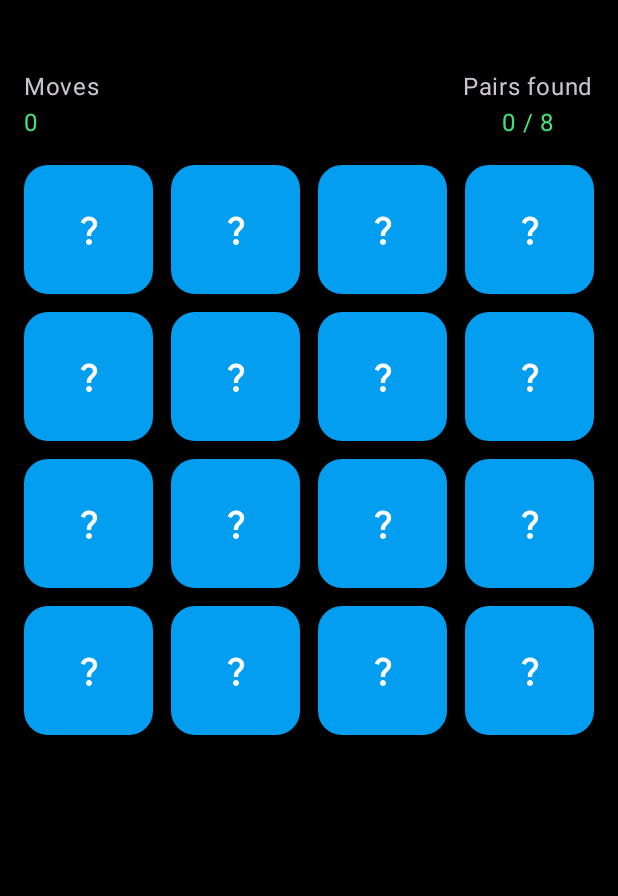
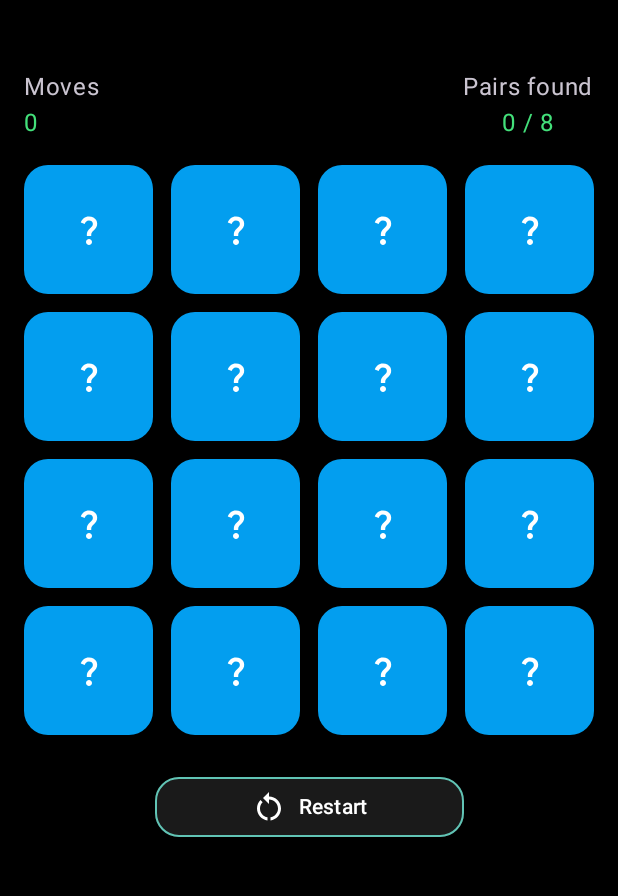
Before and after one commit to gblrodrigues/mavira-memory, an Android app built with Jetpack Compose: the GameScreen screen opened through its navigation route, on a phone screen of 412 x 824 dp, the part 69-965 px from its top. Run offline under Robolectric (Android 15) with nearby library versions, the light colour scheme and no system bars; our stand-ins replace Dagger/Hilt's generated code; libraries missing offline, so code that uses them is left out: androidx.hilt.lifecycle.

Commit message:
feat: add game restart (#2)

```diff
--- /dev/null
+++ b/app/src/main/java/me/gblrod/mavira/features/game/components/GameRestartButton.kt
@@ -0,0 +1,60 @@
+package me.gblrod.mavira.features.game.components
+
+import androidx.compose.foundation.BorderStroke
+import androidx.compose.foundation.layout.Row
+import androidx.compose.foundation.layout.Spacer
+import androidx.compose.foundation.layout.fillMaxWidth
+import androidx.compose.foundation.layout.width
+import androidx.compose.foundation.shape.RoundedCornerShape
+import androidx.compose.material.icons.Icons
+import androidx.compose.material.icons.filled.RestartAlt
+import androidx.compose.material3.Button
+import androidx.compose.material3.ButtonDefaults
+import androidx.compose.material3.Icon
+import androidx.compose.material3.MaterialTheme
+import androidx.compose.material3.Text
+import androidx.compose.runtime.Composable
+import androidx.compose.ui.Alignment
+import androidx.compose.ui.Modifier
+import androidx.compose.ui.graphics.Color
+import androidx.compose.ui.res.stringResource
+import androidx.compose.ui.unit.dp
+import me.gblrod.mavira.R
+import me.gblrod.mavira.ui.theme.ButtonContainerDialog
+
+@Composable
+fun GameRestartButton(
+    modifier: Modifier = Modifier,
+    onClick: () -> Unit,
+    enabled: Boolean
+) {
+    Button(
+        onClick = { onClick() },
+        enabled = enabled,
+        elevation = ButtonDefaults.elevatedButtonElevation(defaultElevation = 6.dp),
+        shape = RoundedCornerShape(16.dp),
+        colors = ButtonDefaults.buttonColors(containerColor = ButtonContainerDialog),
+        border = BorderStroke(
+            width = 1.dp,
+            color = if (enabled) Color.Transparent else ButtonContainerDialog
+        ),
+        modifier = modifier.fillMaxWidth(0.5f)
+    ) {
+        Row(
+            verticalAlignment = Alignment.CenterVertically
+        ) {
+            Icon(
+                imageVector = Icons.Default.RestartAlt,
+                contentDescription = null,
+                tint = MaterialTheme.colorScheme.onSurface
+            )
+
+            Spacer(modifier = Modifier.width(8.dp))
+
+            Text(
+                text = stringResource(id = R.string.button_restart_game),
+                color = MaterialTheme.colorScheme.onSurface
+            )
+        }
+    }
+}
--- a/app/src/main/java/me/gblrod/mavira/features/game/screen/GameScreen.kt
+++ b/app/src/main/java/me/gblrod/mavira/features/game/screen/GameScreen.kt
@@ -7,10 +7,16 @@ import androidx.compose.foundation.layout.height
 import androidx.compose.foundation.layout.padding
 import androidx.compose.runtime.Composable
 import androidx.compose.runtime.getValue
+import androidx.compose.runtime.mutableStateOf
+import androidx.compose.runtime.remember
+import androidx.compose.runtime.setValue
+import androidx.compose.ui.Alignment
 import androidx.compose.ui.Modifier
 import androidx.compose.ui.unit.dp
 import androidx.lifecycle.compose.collectAsStateWithLifecycle
 import me.gblrod.mavira.features.game.components.GameBoard
+import me.gblrod.mavira.features.game.components.GameRestartButton
+import me.gblrod.mavira.features.game.components.GameRestartDialog
 import me.gblrod.mavira.features.game.components.GameSectionHeader
 import me.gblrod.mavira.features.game.components.ResultDialog
 import me.gblrod.mavira.features.game.viewmodel.GameViewModel
@@ -21,6 +27,9 @@ fun GameScreen(
     onNavigateHome: () -> Unit
 ) {
     val uiState by gameViewModel.uiState.collectAsStateWithLifecycle()
+
+    val showButtonRestart = uiState.isGameStarted
+    var isRestartGameDialog by remember { mutableStateOf(false) }
 
     Column(
         modifier = Modifier
@@ -38,8 +47,30 @@ fun GameScreen(
         GameBoard(
             gridSize = uiState.gridSize,
             cards = uiState.cards,
-            onCardClick = gameViewModel::onCardClick
+            onCardClick = { gameViewModel.onCardClick(selectedCard = it) }
         )
+
+        Spacer(modifier = Modifier.height(24.dp))
+
+        GameRestartButton(
+            modifier = Modifier.align(Alignment.CenterHorizontally),
+            onClick = { isRestartGameDialog = true },
+            enabled = showButtonRestart
+        )
+
+        if (isRestartGameDialog) {
+            GameRestartDialog(
+                onRestartGame = {
+                    gameViewModel.restart()
+                    isRestartGameDialog = false
+                },
+                onDismiss = { isRestartGameDialog = false },
+                playTime = uiState.timer,
+                moveCount = uiState.moveCount,
+                pairsFound = uiState.pairsFound,
+                pairsTotal = uiState.pairsTotal
+            )
+        }
     }
 
     if (uiState.pairsFound == uiState.pairsTotal) {
--- a/app/src/main/java/me/gblrod/mavira/features/game/state/GameUiState.kt
+++ b/app/src/main/java/me/gblrod/mavira/features/game/state/GameUiState.kt
@@ -10,5 +10,6 @@ data class GameUiState(
     val pairsFound: Int = 0,
     val pairsTotal: Int = 8,
     val gridSize: Int = 4,
-    val timer: Long = 0
+    val timer: Long = 0,
+    val isGameStarted: Boolean = false
 )
```
Also changed, not shown: app/src/main/java/me/gblrod/mavira/features/game/components/GameProgressRow.kt (added, +32 -0 lines), app/src/main/java/me/gblrod/mavira/features/game/components/GameRestartDialog.kt (added, +62 -0 lines), app/src/main/java/me/gblrod/mavira/features/game/viewmodel/GameViewModel.kt (+12 -1 lines), app/src/main/java/me/gblrod/mavira/shared/components/SelectionAlertDialog.kt (+4 -4 lines), app/src/main/res/values/strings.xml (+9 -0 lines), 2 other files.
